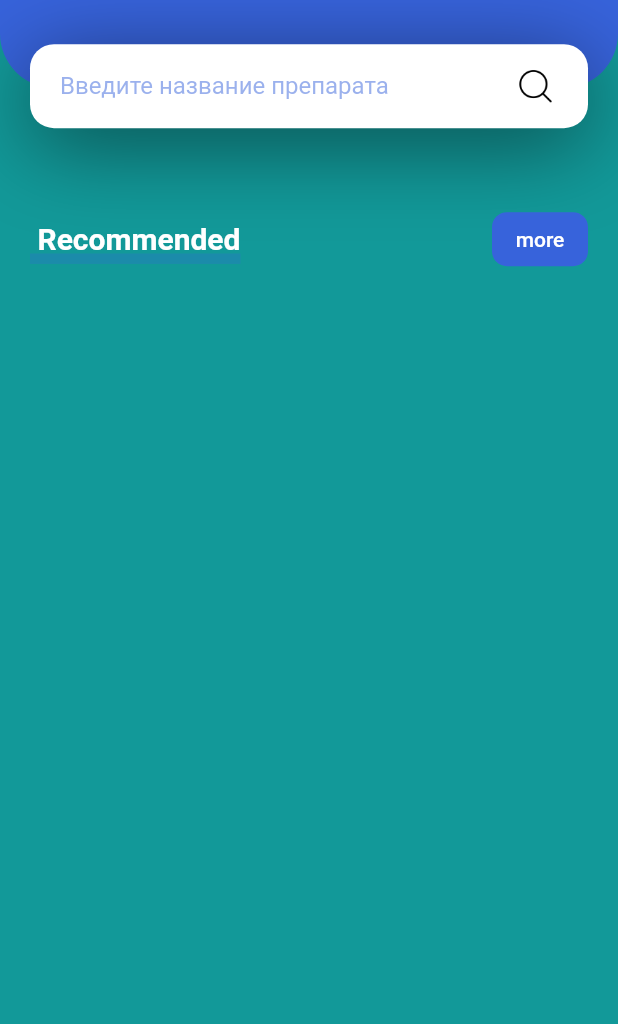
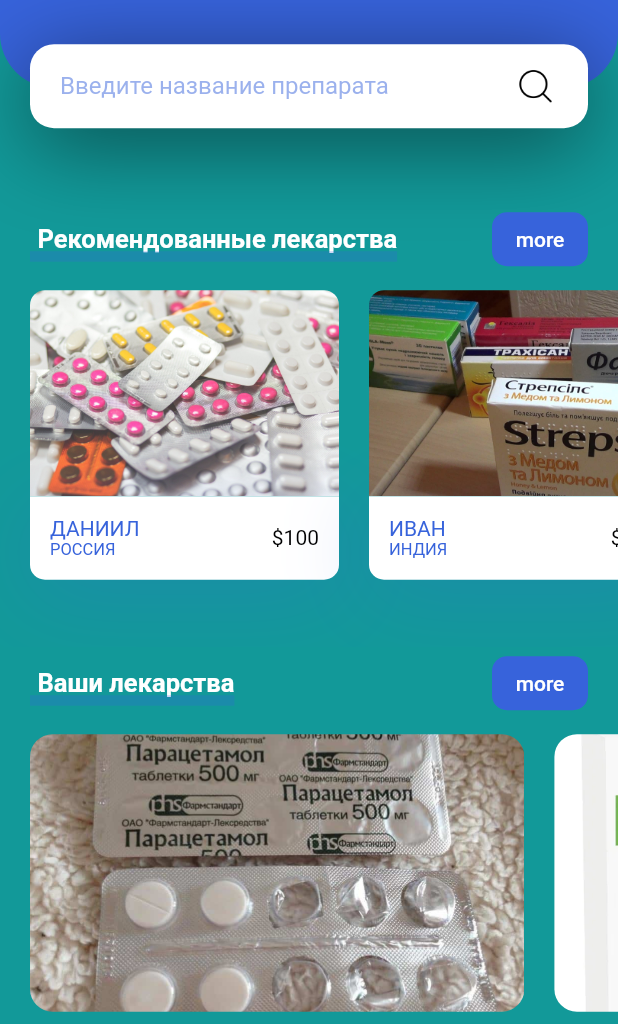
Before and after one commit to dev-Macintosh/Pocket_apteka, a Flutter app: the screen it shows after launch, on a phone screen of 412 x 824 dp, the part 212-1236 px from its top. Run offline on Flutter 3.47's test engine with Material 2 defaults, Android fonts, the phone set to English and light mode, and no system bars.

Commit message:
main-page almost ready

```diff
--- a/lib/screens/home/components/body.dart
+++ b/lib/screens/home/components/body.dart
@@ -3,6 +3,7 @@
 import 'package:flutter/src/widgets/placeholder.dart';
 import 'package:pocket_apteka/constants.dart';
 import 'header_with_searchbox.dart';
+import 'recommended_medicaments.dart';
 import 'text_with_more_btn.dart';
 
 class Body extends StatelessWidget {
@@ -15,10 +16,55 @@
       child: Column(children: <Widget>[
         HeaderWithSearchBox(size: size),
         TextWithMoreBtn(
-          title: "Recommended",
+          title: "Рекомендованные лекарства",
           press: () {},
+        ),
+        RecommendedMedicaments(),
+        TextWithMoreBtn(
+          title: "Ваши лекарства",
+          press: () {},
+        ),
+        SingleChildScrollView(
+          scrollDirection: Axis.horizontal,
+          child: Row(
+            children: [
+              OwnMedicament(imageSrc: "assets/images/medicament_4.jpeg",press: ()=>{},),
+              OwnMedicament(imageSrc: "assets/images/medicament_5.jpg",press: ()=>{},),
+            ],
+          ),
         )
       ]),
     );
   }
 }
+
+class OwnMedicament extends StatelessWidget {
+  const OwnMedicament({
+    super.key,this.imageSrc="",this.press
+  });
+  final String imageSrc;
+  final VoidCallback? press;
+  @override
+  Widget build(BuildContext context) {
+    Size size = MediaQuery.of(context).size;
+    return GestureDetector(
+      onTap: press,
+      child: Container(
+        width: size.width * 0.8,
+        height: 185,
+        margin: EdgeInsets.only(
+          left: kPaddingOffset,
+          top: kPaddingOffset / 2,
+          bottom: kPaddingOffset / 2,
+        ),
+        decoration: BoxDecoration(
+            borderRadius: BorderRadius.all(Radius.circular(15)),
+            image: DecorationImage(
+                image: AssetImage(
+                  imageSrc,
+                ),
+                fit: BoxFit.cover)),
+      ),
+    );
+  }
+}
--- a/lib/screens/home/components/header_with_searchbox.dart
+++ b/lib/screens/home/components/header_with_searchbox.dart
@@ -66,6 +66,7 @@
                     Expanded(
                       child: TextField(
                         onChanged: (value) => {},
+                        style: TextStyle(color: kPrimaryColor),
                         decoration: InputDecoration(
                             hintText: "Введите название препарата",
                             hintStyle: TextStyle(
--- /dev/null
+++ b/lib/screens/home/components/recommended_medicaments.dart
@@ -0,0 +1,113 @@
+import 'package:flutter/material.dart';
+import 'package:pocket_apteka/constants.dart';
+
+class RecommendedMedicaments extends StatelessWidget {
+  const RecommendedMedicaments({
+    super.key,
+  });
+
+  @override
+  Widget build(BuildContext context) {
+    return SingleChildScrollView(
+      scrollDirection: Axis.horizontal,
+      child: IntrinsicHeight(
+        child: Row(
+          children: [
+            RecommendedMedicament(
+              imageSrc: "assets/images/medicament_1.jpg",
+              press: () => {},
+              price: "100",
+              name: "Даниил",
+              country: "Россия",
+            ),
+            RecommendedMedicament(
+              imageSrc: "assets/images/medicament_2.jpg",
+              press: () => {},
+              price: "200",
+              name: "Иван",
+              country: "Индия",
+            ),
+            RecommendedMedicament(
+              imageSrc: "assets/images/medicament_3.jpg",
+              press: () => {},
+              price: "300",
+              name: "Витя",
+              country: "США",
+            ),
+          ],
+        ),
+      ),
+    );
+  }
+}
+
+class RecommendedMedicament extends StatelessWidget {
+  const RecommendedMedicament(
+      {super.key,
+      this.imageSrc = "",
+      this.press,
+      this.price,
+      this.name,
+      this.country});
+  final String imageSrc;
+  final String? price, name, country;
+  final VoidCallback? press;
+
+  @override
+  Widget build(BuildContext context) {
+    Size size = MediaQuery.of(context).size;
+    return Container(
+          margin: EdgeInsets.only(
+              left: kPaddingOffset,
+              bottom: kPaddingOffset * 2.25,
+              top: kPaddingOffset / 2),
+          width: size.width * 0.5,
+          child: Column(
+            children: [
+              Expanded(
+                child: ClipRRect(
+                    borderRadius: BorderRadius.only(
+                        topLeft: Radius.circular(10),
+                        topRight: Radius.circular(10)),
+                    child: Image.asset(
+                      imageSrc,
+                      fit: BoxFit.cover,
+                    )),
+              ),
+              GestureDetector(
+                onTap: press,
+                child: Container(
+                  padding: EdgeInsets.all(kPaddingOffset / 1.5),
+                  decoration: BoxDecoration(
+                      color: Colors.white,
+                      borderRadius: BorderRadius.only(
+                          bottomLeft: Radius.circular(10),
+                          bottomRight: Radius.circular(10)),
+                      boxShadow: [
+                        BoxShadow(
+                            blurRadius: 50,
+                            offset: Offset(0, 10),
+                            color: kPrimaryColor.withOpacity(0.25))
+                      ]),
+                  child: Row(children: [
+                    RichText(
+                        text: TextSpan(children: [
+                      TextSpan(
+                          text: "$name\n".toUpperCase(),
+                          style: TextStyle(color: kPrimaryColor, fontSize: 14)),
+                      TextSpan(
+                          text: "$country".toUpperCase(),
+                          style: TextStyle(color: kPrimaryColor, fontSize: 11))
+                    ])),
+                    Spacer(),
+                    Text(
+                      "\$$price",
+                      style: TextStyle(color: Colors.black),
+                    )
+                  ]),
+                ),
+              )
+            ],
+          ));
+  }
+}
--- a/lib/screens/home/components/text_with_more_btn.dart
+++ b/lib/screens/home/components/text_with_more_btn.dart
@@ -42,7 +42,7 @@
             padding: EdgeInsets.all(kPaddingOffset / 4),
             child: Text(
               text,
-              style: TextStyle(fontSize: 20, fontWeight: FontWeight.w700),
+              style: TextStyle(fontSize: 17, fontWeight: FontWeight.w700),
             )),
         Positioned(
             bottom: 0,
```
Also changed, not shown: assets/images/medicament_1.jpg (added), assets/images/medicament_2.jpg (added), assets/images/medicament_3.jpg (added), assets/images/medicament_4.jpeg (added), assets/images/medicament_5.jpg (added).
